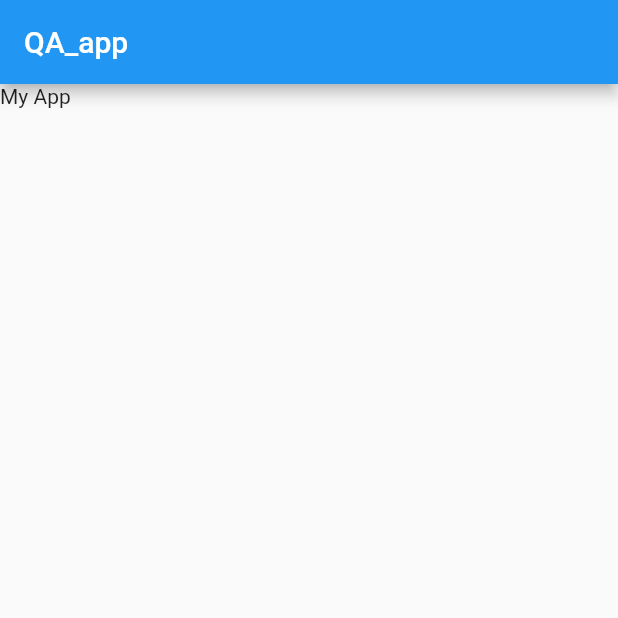
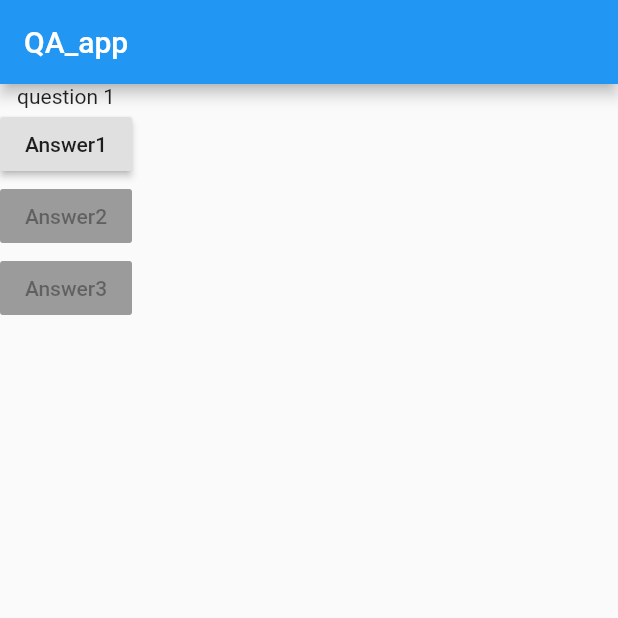
Before and after one commit to kibzsam/QA_app, a Flutter app: the screen it shows after launch, on a phone screen of 412 x 824 dp, the top half of it. Run offline on Flutter 3.47's test engine with Material 2 defaults, Android fonts, the phone set to English and light mode, and no system bars.

Commit message:
Using PrivateProperties inside a class

```diff
--- a/lib/main.dart
+++ b/lib/main.dart
@@ -4,15 +4,47 @@ void main() {
   runApp(MyApp());
 }
 
-class MyApp extends StatelessWidget {
+class MyApp extends StatefulWidget {
+  @override
+  State<StatefulWidget> createState() {
+    // TODO: implement createState
+    return _MyAppState();
+  }
+}
+
+class _MyAppState extends State<MyApp> {
+  var _questionIndex = 0;
+  void _setQuestion() {
+    setState(() {
+      _questionIndex = _questionIndex + 1;
+    });
+  }
+
   @override
   Widget build(BuildContext context) {
+    var _questions = ["question 1", "question 2", "question 3"];
     return MaterialApp(
       home: Scaffold(
         appBar: AppBar(
-          title: Text('QA_app'),
+          title: Text("QA_app"),
         ),
-        body: Text('My App'),
+        body: Column(children: <Widget>[
+          Text(
+            _questions[_questionIndex],
+          ),
+          RaisedButton(
+            child: Text('Answer1'),
+            onPressed: _setQuestion,
+          ),
+          RaisedButton(
+            child: Text('Answer2'),
+            onPressed: null,
+          ),
+          RaisedButton(
+            child: Text('Answer3'),
+            onPressed: null,
+          ),
+        ]),
       ),
     );
   }
```
